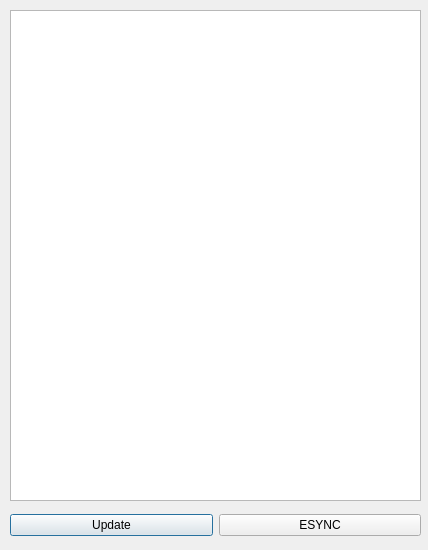
Qt form src/ui_icepapcms/qt_designer_files/dialogstatusinfo.ui (MaxIV-KitsControls/app-cells-icepapcms) before a commit.
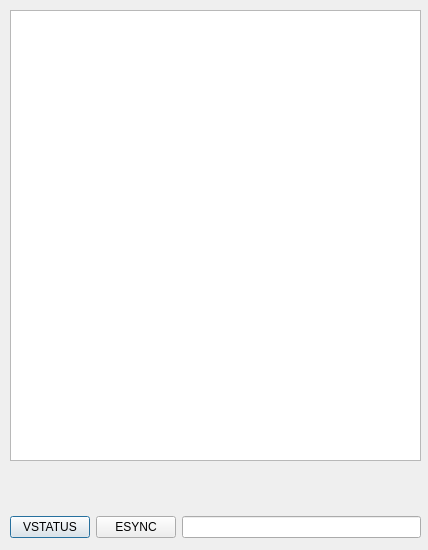
The same form after that commit.

Commit message: Jullid modifications. steps per motor turn, user command, homestat and srch stat

What changed in the file:
```diff
--- a/src/ui_icepapcms/qt_designer_files/dialogstatusinfo.ui
+++ b/src/ui_icepapcms/qt_designer_files/dialogstatusinfo.ui
@@ -19,7 +19,7 @@
      <x>10</x>
      <y>10</y>
      <width>411</width>
-     <height>491</height>
+     <height>451</height>
     </rect>
    </property>
   </widget>
@@ -29,14 +29,14 @@
      <x>10</x>
      <y>510</y>
      <width>411</width>
-     <height>30</height>
+     <height>34</height>
     </rect>
    </property>
    <layout class="QHBoxLayout" name="horizontalLayout">
     <item>
      <widget class="QPushButton" name="btnUpdate">
       <property name="text">
-       <string>Update</string>
+       <string>VSTATUS</string>
       </property>
      </widget>
     </item>
@@ -47,6 +47,9 @@
       </property>
      </widget>
     </item>
+    <item>
+     <widget class="QLineEdit" name="txt1Command"/>
+    </item>
    </layout>
   </widget>
   <zorder>textBrowser</zorder>
```
Left out of the diff: 6 changed lines with no effect on the pictures. The commit also changes 30 other files.
